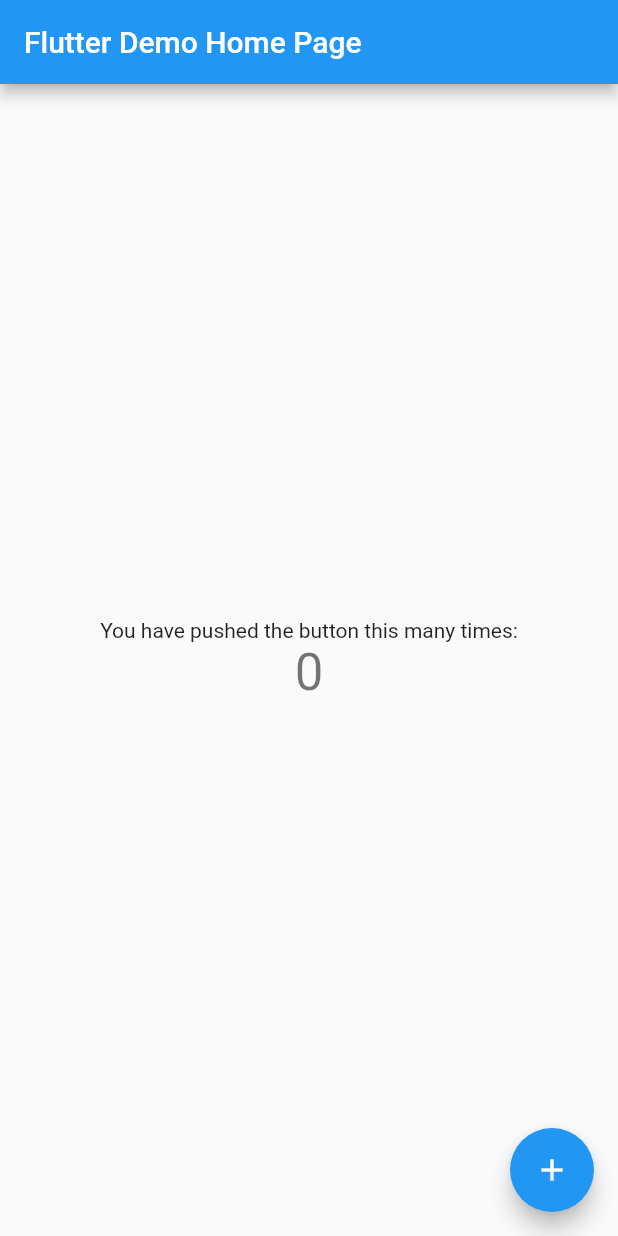
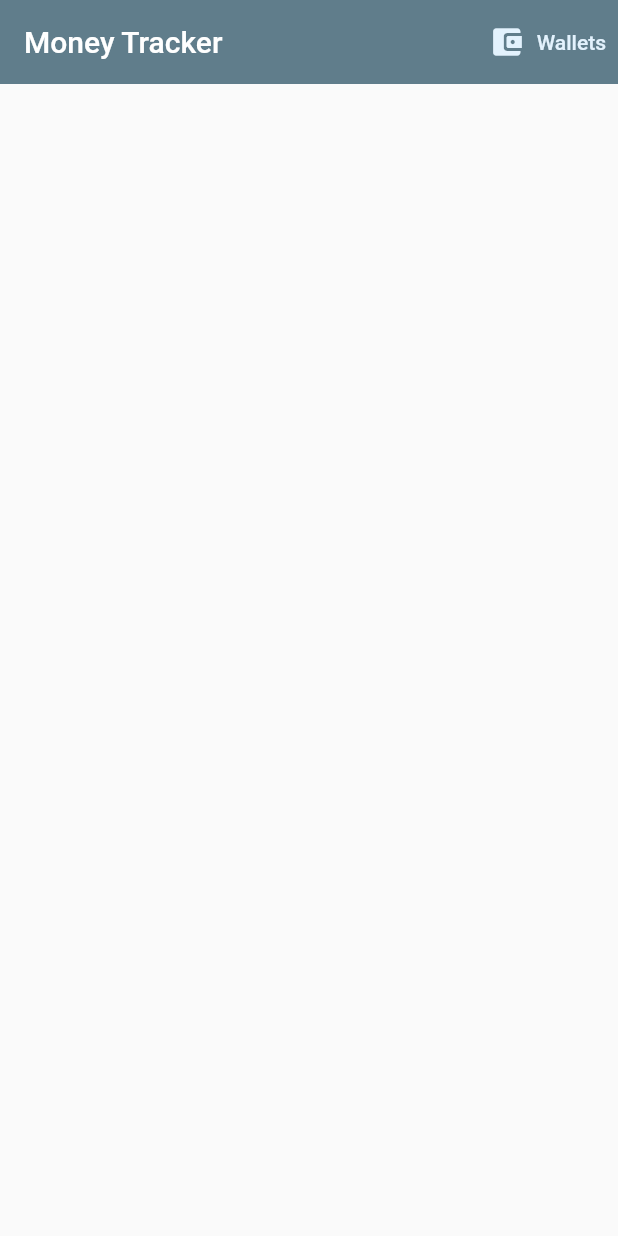
Before and after one commit to JoaoPedroVisconti/TrackMoneyFirebase, a Flutter app: the screen it shows after launch, on a phone screen of 412 x 824 dp. Run offline on Flutter 3.47's test engine with Material 2 defaults, Android fonts, the light colour scheme and no system bars.

Commit message:
Clean up and add the home page basics

```diff
--- a/track_money/lib/main.dart
+++ b/track_money/lib/main.dart
@@ -1,4 +1,5 @@
 import 'package:flutter/material.dart';
+import 'package:track_money/screens/home/home.dart';
 
 void main() {
   runApp(MyApp());
@@ -11,103 +12,11 @@
     return MaterialApp(
       title: 'Flutter Demo',
       theme: ThemeData(
-        // This is the theme of your application.
-        //
-        // Try running your application with "flutter run". You'll see the
-        // application has a blue toolbar. Then, without quitting the app, try
-        // changing the primarySwatch below to Colors.green and then invoke
-        // "hot reload" (press "r" in the console where you ran "flutter run",
-        // or simply save your changes to "hot reload" in a Flutter IDE).
-        // Notice that the counter didn't reset back to zero; the application
-        // is not restarted.
         primarySwatch: Colors.blue,
       ),
-      home: MyHomePage(title: 'Flutter Demo Home Page'),
+      home: Container(
+        child: Home(),
+      ),
     );
   }
 }
-
-class MyHomePage extends StatefulWidget {
-  MyHomePage({Key? key, required this.title}) : super(key: key);
-
-  // This widget is the home page of your application. It is stateful, meaning
-  // that it has a State object (defined below) that contains fields that affect
-  // how it looks.
-
-  // This class is the configuration for the state. It holds the values (in this
-  // case the title) provided by the parent (in this case the App widget) and
-  // used by the build method of the State. Fields in a Widget subclass are
-  // always marked "final".
-
-  final String title;
-
-  @override
-  _MyHomePageState createState() => _MyHomePageState();
-}
-
-class _MyHomePageState extends State<MyHomePage> {
-  int _counter = 0;
-
-  void _incrementCounter() {
-    setState(() {
-      // This call to setState tells the Flutter framework that something has
-      // changed in this State, which causes it to rerun the build method below
-      // so that the display can reflect the updated values. If we changed
-      // _counter without calling setState(), then the build method would not be
-      // called again, and so nothing would appear to happen.
-      _counter++;
-    });
-  }
-
-  @override
-  Widget build(BuildContext context) {
-    // This method is rerun every time setState is called, for instance as done
-    // by the _incrementCounter method above.
-    //
-    // The Flutter framework has been optimized to make rerunning build methods
-    // fast, so that you can just rebuild anything that needs updating rather
-    // than having to individually change instances of widgets.
-    return Scaffold(
-      appBar: AppBar(
-        // Here we take the value from the MyHomePage object that was created by
-        // the App.build method, and use it to set our appbar title.
-        title: Text(widget.title),
-      ),
-      body: Center(
-        // Center is a layout widget. It takes a single child and positions it
-        // in the middle of the parent.
-        child: Column(
-          // Column is also a layout widget. It takes a list of children and
-          // arranges them vertically. By default, it sizes itself to fit its
-          // children horizontally, and tries to be as tall as its parent.
-          //
-          // Invoke "debug painting" (press "p" in the console, choose the
-          // "Toggle Debug Paint" action from the Flutter Inspector in Android
-          // Studio, or the "Toggle Debug Paint" command in Visual Studio Code)
-          // to see the wireframe for each widget.
-          //
-          // Column has various properties to control how it sizes itself and
-          // how it positions its children. Here we use mainAxisAlignment to
-          // center the children vertically; the main axis here is the vertical
-          // axis because Columns are vertical (the cross axis would be
-          // horizontal).
-          mainAxisAlignment: MainAxisAlignment.center,
-          children: <Widget>[
-            Text(
-              'You have pushed the button this many times:',
-            ),
-            Text(
-              '$_counter',
-              style: Theme.of(context).textTheme.headline4,
-            ),
-          ],
-        ),
-      ),
-      floatingActionButton: FloatingActionButton(
-        onPressed: _incrementCounter,
-        tooltip: 'Increment',
-        child: Icon(Icons.add),
-      ), // This trailing comma makes auto-formatting nicer for build methods.
-    );
-  }
-}
--- /dev/null
+++ b/track_money/lib/screens/home/home.dart
@@ -0,0 +1,24 @@
+import 'package:flutter/material.dart';
+
+class Home extends StatelessWidget {
+  const Home({Key? key}) : super(key: key);
+
+  @override
+  Widget build(BuildContext context) {
+    return Scaffold(
+      appBar: AppBar(
+        title: Text('Money Tracker'),
+        backgroundColor: Colors.blueGrey,
+        elevation: 0.0,
+        actions: <Widget>[
+          TextButton.icon(
+            icon: Icon(Icons.account_balance_wallet_rounded),
+            label: Text('Wallets'),
+            onPressed: () async {},
+            style: TextButton.styleFrom(primary: Colors.blue[50]),
+          )
+        ],
+      ),
+    );
+  }
+}
```
